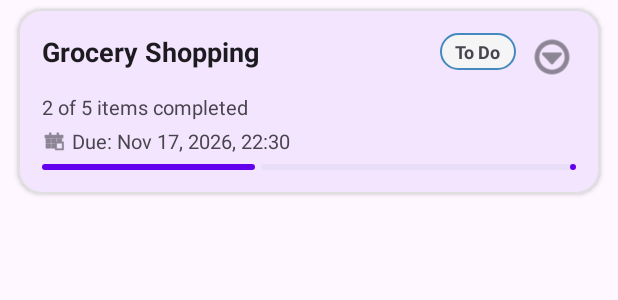
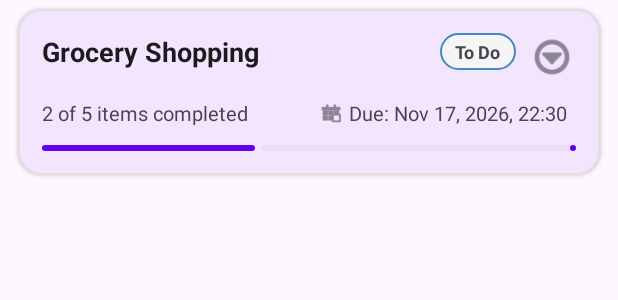
Before and after one commit to huba79/kotlin_learning, an Android app: the layout item_todo_list_card.xml on its own in the app's theme, with its tools: preview values and no code run, on a phone screen of 412 x 824 dp. Shown: the top 300 px of the screen. Run offline under Robolectric (Android 15) with nearby library versions, the phone set to English and light mode, and no system bars.

Commit message:
Fix deadline layout on todo list view card with horizontal alignment and padded click area

```diff
--- a/app/todolist/src/main/res/layout/item_todo_list_card.xml
+++ b/app/todolist/src/main/res/layout/item_todo_list_card.xml
@@ -58,11 +58,20 @@
                 app:tint="?attr/colorOnSurfaceVariant" />
         </RelativeLayout>
 
+        <RelativeLayout
+            android:layout_width="match_parent"
+            android:layout_height="wrap_content"
+            android:layout_marginTop="8dp">
+
             <TextView
                 android:id="@+id/textProgress"
                 android:layout_width="wrap_content"
                 android:layout_height="wrap_content"
-            android:layout_marginTop="8dp"
+                android:layout_alignParentStart="true"
+                android:layout_centerVertical="true"
+                android:layout_toStartOf="@id/layoutDeadline"
+                android:ellipsize="end"
+                android:maxLines="1"
                 android:textColor="?attr/colorOnSurfaceVariant"
                 android:textSize="13sp"
                 tools:text="2 of 5 items completed" />
@@ -71,12 +80,15 @@
                 android:id="@+id/layoutDeadline"
                 android:layout_width="wrap_content"
                 android:layout_height="wrap_content"
-            android:layout_marginTop="4dp"
+                android:layout_alignParentEnd="true"
+                android:layout_centerVertical="true"
                 android:background="?attr/selectableItemBackground"
                 android:clickable="true"
                 android:focusable="true"
                 android:gravity="center_vertical"
-            android:orientation="horizontal">
+                android:orientation="horizontal"
+                android:paddingHorizontal="6dp"
+                android:paddingVertical="4dp">
 
                 <ImageView
                     android:layout_width="16dp"
@@ -94,12 +106,13 @@
                     android:textSize="13sp"
                     tools:text="Due: Nov 17, 2026, 22:30" />
             </LinearLayout>
+        </RelativeLayout>
 
         <com.google.android.material.progressindicator.LinearProgressIndicator
             android:id="@+id/progressIndicator"
             android:layout_width="match_parent"
             android:layout_height="wrap_content"
-            android:layout_marginTop="6dp"
+            android:layout_marginTop="8dp"
             app:trackCornerRadius="4dp"
             tools:progress="40" />
     </LinearLayout>
```
Lines whose indentation alone changed are shown as unchanged.
